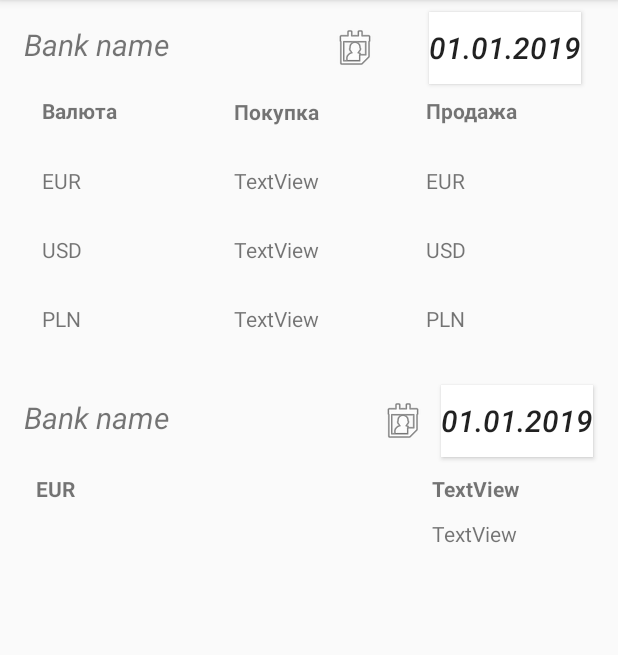
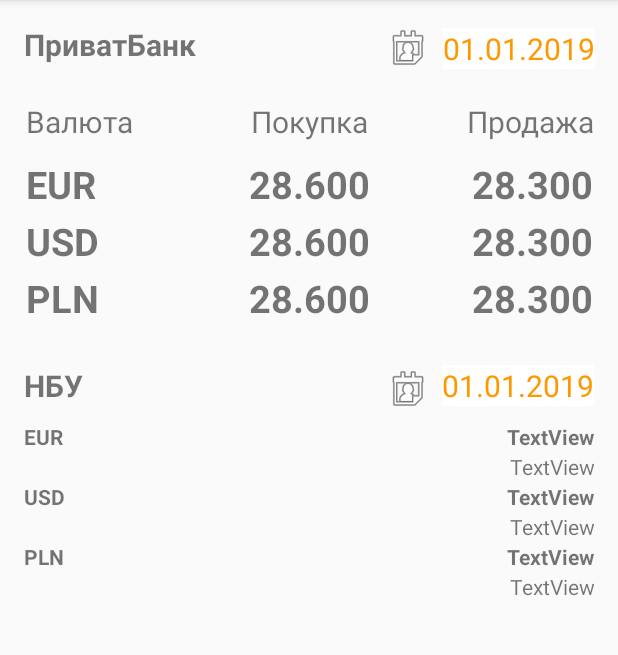
Before and after one commit to AlexNem/ExchangeConverter, an Android app: the screen it shows after launch (MainActivity), on a phone screen of 412 x 824 dp, the part 84-739 px from its top. Run offline under Robolectric (Android 15) with nearby library versions, the phone set to English and light mode, and no system bars.

Commit message:
Refactor fragments layout

```diff
--- a/app/src/main/AndroidManifest.xml
+++ b/app/src/main/AndroidManifest.xml
@@ -9,7 +9,7 @@
             android:roundIcon="@mipmap/ic_launcher_round"
             android:supportsRtl="true"
             android:theme="@style/AppTheme">
-        <activity android:name=".activity.MainActivity">
+        <activity android:name="com.example.exchangeconverter.ui.activity.MainActivity">
             <intent-filter>
                 <action android:name="android.intent.action.MAIN"/>
 
--- /dev/null
+++ b/app/src/main/java/com/example/exchangeconverter/db/CurrencyModel.kt
@@ -0,0 +1,10 @@
+package com.example.exchangeconverter.db
+
+class CurrencyModel(
+        val id: Int,
+        val name: String,
+        val unicode: String,
+        val currency_buy_price: Double,
+        val currency_sell_price: Double,
+        val coefficient_UAH: Double ){
+}
--- a/app/src/main/java/com/example/exchangeconverter/activity/MainActivity.kt
+++ b/app/src/main/java/com/example/exchangeconverter/ui/activity/MainActivity.kt
@@ -1,11 +1,11 @@
-package com.example.exchangeconverter.activity
+package com.example.exchangeconverter.ui.activity
 
 import android.os.Bundle
 import android.support.v7.app.AppCompatActivity
 import android.support.v7.widget.LinearLayoutManager
 import com.example.exchangeconverter.R
-import com.example.exchangeconverter.fragment.first.MyFirstRecycler
-import com.example.exchangeconverter.fragment.second.MySecondRecycler
+import com.example.exchangeconverter.ui.fragment.first.MyFirstRecycler
+import com.example.exchangeconverter.ui.fragment.second.MySecondRecycler
 import kotlinx.android.synthetic.main.fragment_all_currency.*
 import kotlinx.android.synthetic.main.fragment_currency.*
 
--- a/app/src/main/java/com/example/exchangeconverter/fragment/first/FirstFragment.kt
+++ b/app/src/main/java/com/example/exchangeconverter/ui/fragment/first/FirstFragment.kt
@@ -1,4 +1,4 @@
-package com.example.exchangeconverter.fragment.first
+package com.example.exchangeconverter.ui.fragment.first
 
 import android.content.Context
 import android.os.Bundle
--- a/app/src/main/java/com/example/exchangeconverter/fragment/first/MyFirstRecycler.kt
+++ b/app/src/main/java/com/example/exchangeconverter/ui/fragment/first/MyFirstRecycler.kt
@@ -1,4 +1,4 @@
-package com.example.exchangeconverter.fragment.first
+package com.example.exchangeconverter.ui.fragment.first
 
 
 import android.support.v7.widget.RecyclerView
@@ -23,7 +23,7 @@ class MyFirstRecycler(
     override fun onBindViewHolder(holder: ViewHolder, position: Int) {
         val item = mValues[position]
         holder.tv_Currence.text = item
-        holder.tv_sell.text = item
+
 
     }
 
--- a/app/src/main/java/com/example/exchangeconverter/fragment/second/MySecondRecycler.kt
+++ b/app/src/main/java/com/example/exchangeconverter/ui/fragment/second/MySecondRecycler.kt
@@ -1,4 +1,4 @@
-package com.example.exchangeconverter.fragment.second
+package com.example.exchangeconverter.ui.fragment.second
 
 import android.support.v7.widget.RecyclerView
 import android.view.LayoutInflater
--- a/app/src/main/java/com/example/exchangeconverter/fragment/second/SecondFragment.kt
+++ b/app/src/main/java/com/example/exchangeconverter/ui/fragment/second/SecondFragment.kt
@@ -1,4 +1,4 @@
-package com.example.exchangeconverter.fragment.second
+package com.example.exchangeconverter.ui.fragment.second
 
 import android.content.Context
 import android.os.Bundle
@@ -10,8 +10,8 @@ import android.view.LayoutInflater
 import android.view.View
 import android.view.ViewGroup
 import com.example.exchangeconverter.R
-import com.example.exchangeconverter.fragment.first.FirstFragment
-import com.example.exchangeconverter.fragment.first.MyFirstRecycler
+import com.example.exchangeconverter.ui.fragment.first.FirstFragment
+import com.example.exchangeconverter.ui.fragment.first.MyFirstRecycler
 
 class SecondFragment : Fragment(){
 
--- a/app/src/main/res/layout/activity_main.xml
+++ b/app/src/main/res/layout/activity_main.xml
@@ -4,7 +4,7 @@
     xmlns:tools="http://schemas.android.com/tools"
     android:layout_width="match_parent"
     android:layout_height="match_parent"
-    tools:context=".activity.MainActivity">
+    tools:context=".ui.activity.MainActivity">
 
     <include
         android:id="@+id/include"
--- a/app/src/main/res/layout/fragment_all_currency.xml
+++ b/app/src/main/res/layout/fragment_all_currency.xml
@@ -1,19 +1,19 @@
 <?xml version="1.0" encoding="utf-8"?>
 <android.support.constraint.ConstraintLayout xmlns:android="http://schemas.android.com/apk/res/android"
+    xmlns:app="http://schemas.android.com/apk/res-auto"
+    xmlns:tools="http://schemas.android.com/tools"
     android:layout_width="match_parent"
-    android:layout_height="wrap_content"
-    xmlns:app="http://schemas.android.com/apk/res-auto"
-    xmlns:tools="http://schemas.android.com/tools">
+    android:layout_height="wrap_content">
 
     <TextView
         android:id="@+id/tv_bank_name"
-        android:layout_width="wrap_content"
-        android:layout_height="0dp"
+        android:layout_width="120dp"
+        android:layout_height="30dp"
         android:layout_marginStart="16dp"
         android:layout_marginTop="16dp"
-        android:text="@string/str_bank_name"
+        android:text="@string/tv_NBU_bank"
         android:textSize="20sp"
-        android:textStyle="italic"
+        android:textStyle="bold"
         app:layout_constraintStart_toStartOf="parent"
         app:layout_constraintTop_toTopOf="parent" />
 
@@ -21,7 +21,7 @@
         android:id="@+id/imageView"
         android:layout_width="wrap_content"
         android:layout_height="wrap_content"
-        android:layout_marginStart="140dp"
+        android:layout_marginStart="120dp"
         android:contentDescription="@string/decription_data_image"
         app:layout_constraintBottom_toBottomOf="@+id/tv_bank_name"
         app:layout_constraintStart_toEndOf="@+id/tv_bank_name"
@@ -29,30 +29,30 @@
         app:layout_constraintVertical_bias="0.0"
         app:srcCompat="@android:drawable/ic_menu_my_calendar" />
 
-    <Button
+    <TextView
         android:id="@+id/button"
         android:layout_width="wrap_content"
         android:layout_height="wrap_content"
         android:layout_marginStart="8dp"
         android:layout_marginEnd="16dp"
+        android:background="@android:color/background_light"
         android:text="@string/str_data"
+        android:textColor="@color/colorData"
         android:textSize="20sp"
-        android:textStyle="italic"
-        android:background="@android:color/background_light"
+        android:textStyle="normal"
         app:layout_constraintBottom_toBottomOf="@+id/imageView"
         app:layout_constraintEnd_toEndOf="parent"
-        app:layout_constraintHorizontal_bias="0.75"
+        app:layout_constraintHorizontal_bias="1.0"
         app:layout_constraintStart_toEndOf="@+id/imageView"
-        app:layout_constraintTop_toTopOf="@+id/imageView" />
+        app:layout_constraintTop_toTopOf="@+id/imageView"
+        app:layout_constraintVertical_bias="0.0" />
 
     <android.support.v7.widget.RecyclerView
         android:id="@+id/all_currency_recycler"
         android:name="com.example.exchangeconverter.ItemFragment"
         android:layout_width="match_parent"
         android:layout_height="wrap_content"
-        android:layout_marginStart="8dp"
         android:layout_marginTop="8dp"
-        android:layout_marginEnd="8dp"
         app:layoutManager="LinearLayoutManager"
         app:layout_constraintBottom_toBottomOf="parent"
         app:layout_constraintEnd_toEndOf="parent"
@@ -60,7 +60,7 @@
         app:layout_constraintStart_toStartOf="parent"
         app:layout_constraintTop_toBottomOf="@+id/tv_bank_name"
         app:layout_constraintVertical_bias="0.0"
-        tools:context=".fragment.first.FirstFragment"
+        tools:context=".ui.fragment.first.FirstFragment"
         tools:listitem="@layout/fragment_item_all" />
 
 
--- a/app/src/main/res/layout/fragment_currency.xml
+++ b/app/src/main/res/layout/fragment_currency.xml
@@ -7,13 +7,13 @@
 
     <TextView
         android:id="@+id/tv_bank_name"
-        android:layout_width="wrap_content"
-        android:layout_height="0dp"
+        android:layout_width="120dp"
+        android:layout_height="30dp"
         android:layout_marginStart="16dp"
         android:layout_marginTop="16dp"
-        android:text="@string/str_bank_name"
+        android:text="@string/str_Pryvat_bank"
         android:textSize="20sp"
-        android:textStyle="italic"
+        android:textStyle="bold"
         app:layout_constraintStart_toStartOf="parent"
         app:layout_constraintTop_toTopOf="parent" />
 
@@ -21,7 +21,7 @@
         android:id="@+id/imageView"
         android:layout_width="wrap_content"
         android:layout_height="wrap_content"
-        android:layout_marginStart="108dp"
+        android:layout_marginStart="120dp"
         android:contentDescription="@string/decription_data_image"
         app:layout_constraintBottom_toBottomOf="@+id/tv_bank_name"
         app:layout_constraintStart_toEndOf="@+id/tv_bank_name"
@@ -29,16 +29,17 @@
         app:layout_constraintVertical_bias="0.0"
         app:srcCompat="@android:drawable/ic_menu_my_calendar" />
 
-    <Button
+    <TextView
         android:id="@+id/button"
         android:layout_width="wrap_content"
         android:layout_height="wrap_content"
         android:layout_marginStart="8dp"
         android:layout_marginEnd="16dp"
+        android:background="@android:color/background_light"
         android:text="@string/str_data"
+        android:textColor="@color/colorData"
         android:textSize="20sp"
-        android:textStyle="italic"
-        android:background="@android:color/background_light"
+        android:textStyle="normal"
         app:layout_constraintBottom_toBottomOf="@+id/imageView"
         app:layout_constraintEnd_toEndOf="parent"
         app:layout_constraintHorizontal_bias="0.75"
@@ -47,27 +48,32 @@
 
     <TextView
         android:id="@+id/textView2"
-        android:layout_width="100dp"
+        android:layout_width="120dp"
         android:layout_height="30dp"
-        android:layout_marginStart="8dp"
+        android:layout_marginStart="16dp"
         android:layout_marginTop="20dp"
         android:layout_marginEnd="8dp"
         android:layout_marginBottom="8dp"
         android:text="@string/tv_currency"
-        android:textStyle="bold"
+        android:textSize="20sp"
+        android:textAlignment="textStart"
+        android:textStyle="normal"
         app:layout_constraintBottom_toTopOf="@+id/currency_recycler"
         app:layout_constraintEnd_toStartOf="@+id/textView3"
         app:layout_constraintHorizontal_bias="0.5"
         app:layout_constraintStart_toStartOf="parent"
-        app:layout_constraintTop_toBottomOf="@+id/tv_bank_name" />
+        app:layout_constraintTop_toBottomOf="@+id/tv_bank_name"
+        app:layout_constraintVertical_bias="1.0" />
 
     <TextView
         android:id="@+id/textView3"
-        android:layout_width="100dp"
+        android:layout_width="120dp"
         android:layout_height="30dp"
         android:layout_marginTop="21dp"
         android:text="@string/tv_buy"
-        android:textStyle="bold"
+        android:textSize="20sp"
+        android:textAlignment="center"
+        android:textStyle="normal"
         app:layout_constraintEnd_toStartOf="@+id/textView4"
         app:layout_constraintHorizontal_bias="0.5"
         app:layout_constraintStart_toEndOf="@+id/textView2"
@@ -75,20 +81,22 @@
 
     <TextView
         android:id="@+id/textView4"
-        android:layout_width="100dp"
+        android:layout_width="120dp"
         android:layout_height="30dp"
         android:layout_marginStart="8dp"
         android:layout_marginTop="8dp"
-        android:layout_marginEnd="8dp"
         android:layout_marginBottom="8dp"
+        android:layout_marginEnd="16dp"
         android:text="@string/tv_sell"
-        android:textStyle="bold"
+        android:textSize="20sp"
+        android:textAlignment="textEnd"
+        android:textStyle="normal"
         app:layout_constraintBottom_toTopOf="@+id/currency_recycler"
         app:layout_constraintEnd_toEndOf="parent"
         app:layout_constraintHorizontal_bias="0.5"
         app:layout_constraintStart_toEndOf="@+id/textView3"
         app:layout_constraintTop_toBottomOf="@+id/button"
-        app:layout_constraintVertical_bias="0.0" />
+        app:layout_constraintVertical_bias="1.0" />
 
     <android.support.v7.widget.RecyclerView
         android:id="@+id/currency_recycler"
@@ -103,7 +111,7 @@
         app:layout_constraintStart_toStartOf="parent"
         app:layout_constraintTop_toBottomOf="@+id/textView3"
         app:layout_constraintVertical_bias="1.0"
-        tools:context=".fragment.first.FirstFragment"
+        tools:context=".ui.fragment.first.FirstFragment"
         tools:listitem="@layout/fragment_item" />
 
 </android.support.constraint.ConstraintLayout>
--- a/app/src/main/res/layout/fragment_item.xml
+++ b/app/src/main/res/layout/fragment_item.xml
@@ -8,27 +8,31 @@
 
     <TextView
         android:id="@+id/tv_currency"
-        android:layout_width="100dp"
+        android:layout_width="120dp"
         android:layout_height="30dp"
-        android:layout_marginStart="8dp"
-        android:layout_marginTop="8dp"
+        android:layout_marginStart="16dp"
         android:layout_marginEnd="8dp"
         android:layout_marginBottom="8dp"
         android:text="TextView"
+        android:textAlignment="textStart"
+        android:textSize="25sp"
+        android:textStyle="bold"
         app:layout_constraintBottom_toBottomOf="parent"
         app:layout_constraintEnd_toStartOf="@+id/tv_currency_val"
         app:layout_constraintHorizontal_bias="0.5"
         app:layout_constraintStart_toStartOf="parent"
         app:layout_constraintTop_toTopOf="parent"
-        app:layout_constraintVertical_bias="0.0" />
+        app:layout_constraintVertical_bias="1.0" />
 
     <TextView
         android:id="@+id/tv_currency_val"
-        android:layout_width="100dp"
+        android:layout_width="120dp"
         android:layout_height="30dp"
-        android:layout_marginTop="8dp"
         android:layout_marginBottom="8dp"
-        android:text="TextView"
+        android:text="28.600"
+        android:textSize="25sp"
+        android:textStyle="bold"
+        android:textAlignment="center"
         app:layout_constraintBottom_toBottomOf="parent"
         app:layout_constraintEnd_toStartOf="@+id/tv_currency_price"
         app:layout_constraintHorizontal_bias="0.5"
@@ -38,13 +42,15 @@
 
     <TextView
         android:id="@+id/tv_currency_price"
-        android:layout_width="100dp"
+        android:layout_width="120dp"
         android:layout_height="30dp"
         android:layout_marginStart="8dp"
-        android:layout_marginTop="8dp"
-        android:layout_marginEnd="8dp"
+        android:layout_marginEnd="16dp"
         android:layout_marginBottom="8dp"
-        android:text="TextView"
+        android:text="28.300"
+        android:textAlignment="textEnd"
+        android:textSize="25sp"
+        android:textStyle="bold"
         app:layout_constraintBottom_toBottomOf="parent"
         app:layout_constraintEnd_toEndOf="parent"
         app:layout_constraintHorizontal_bias="0.5"
--- a/app/src/main/res/layout/fragment_item_all.xml
+++ b/app/src/main/res/layout/fragment_item_all.xml
@@ -3,26 +3,27 @@
     xmlns:app="http://schemas.android.com/apk/res-auto"
     xmlns:tools="http://schemas.android.com/tools"
     android:layout_width="match_parent"
-    android:layout_height="match_parent"
+    android:layout_height="wrap_content"
     android:orientation="horizontal">
 
     <TextView
         android:id="@+id/tv_currency"
-        android:layout_width="100dp"
-        android:layout_height="30dp"
+        android:layout_width="120dp"
+        android:layout_height="40dp"
         android:layout_marginStart="16dp"
-        android:layout_marginTop="16dp"
         android:text="TextView"
+        android:textAlignment="textStart"
         android:textStyle="bold"
         app:layout_constraintStart_toStartOf="parent"
         app:layout_constraintTop_toTopOf="parent" />
 
     <TextView
         android:id="@+id/tv_currency_val"
-        android:layout_width="100dp"
-        android:layout_height="30dp"
+        android:layout_width="120dp"
+        android:layout_height="20dp"
         android:layout_marginEnd="16dp"
         android:text="TextView"
+        android:textAlignment="textEnd"
         android:textStyle="bold"
         app:layout_constraintBottom_toBottomOf="@+id/tv_currency"
         app:layout_constraintEnd_toEndOf="parent"
@@ -31,10 +32,12 @@
 
     <TextView
         android:id="@+id/tv_currency_price"
-        android:layout_width="100dp"
-        android:layout_height="30dp"
+        android:layout_width="120dp"
+        android:layout_height="20dp"
         android:layout_marginEnd="16dp"
         android:text="TextView"
+        android:textAlignment="textEnd"
+        app:layout_constraintBottom_toBottomOf="parent"
         app:layout_constraintEnd_toEndOf="parent"
         app:layout_constraintTop_toBottomOf="@+id/tv_currency_val" />
 
--- a/app/src/main/res/values/colors.xml
+++ b/app/src/main/res/values/colors.xml
@@ -3,4 +3,5 @@
     <color name="colorPrimary">#008577</color>
     <color name="colorPrimaryDark">#00574B</color>
     <color name="colorAccent">#D81B60</color>
+    <color name="colorData">#FF9800</color>
 </resources>
--- a/app/src/main/res/values/strings.xml
+++ b/app/src/main/res/values/strings.xml
@@ -1,9 +1,10 @@
 <resources>
     <string name="app_name">ExchangeConverter</string>
-    <string name="str_bank_name">Bank name</string>
+    <string name="str_Pryvat_bank">ПриватБанк</string>
     <string name="str_data">01.01.2019</string>
     <string name="decription_data_image">TODO</string>
     <string name="tv_buy">Покупка</string>
     <string name="tv_currency">Валюта</string>
     <string name="tv_sell">Продажа</string>
+    <string name="tv_NBU_bank">НБУ</string>
 </resources>
```
